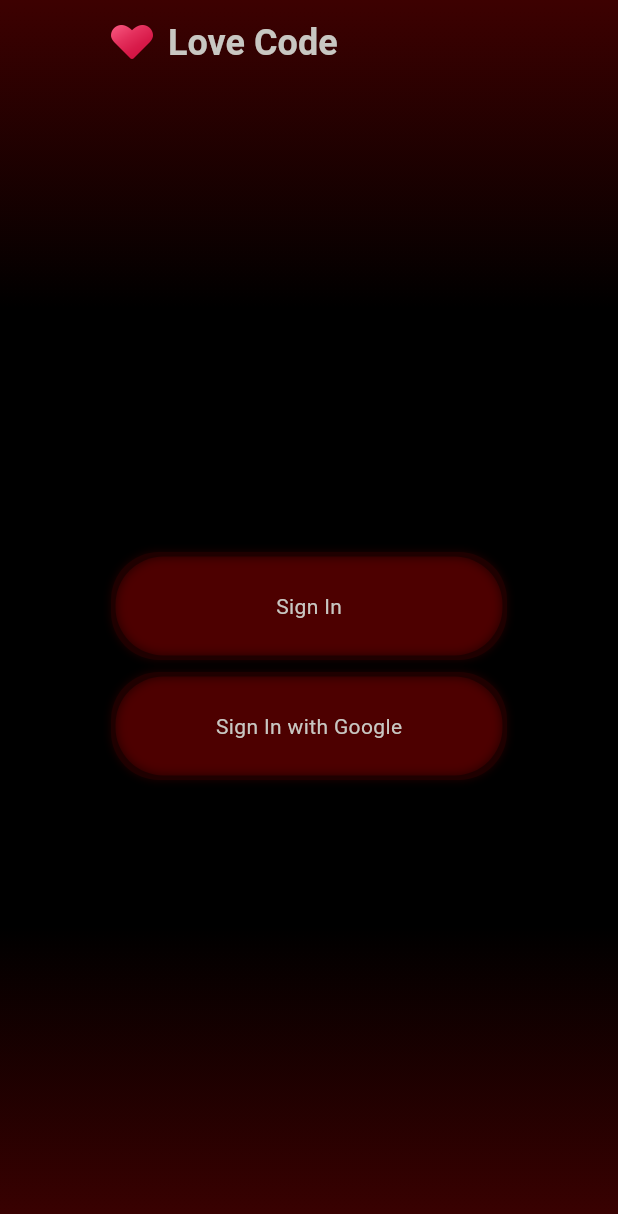
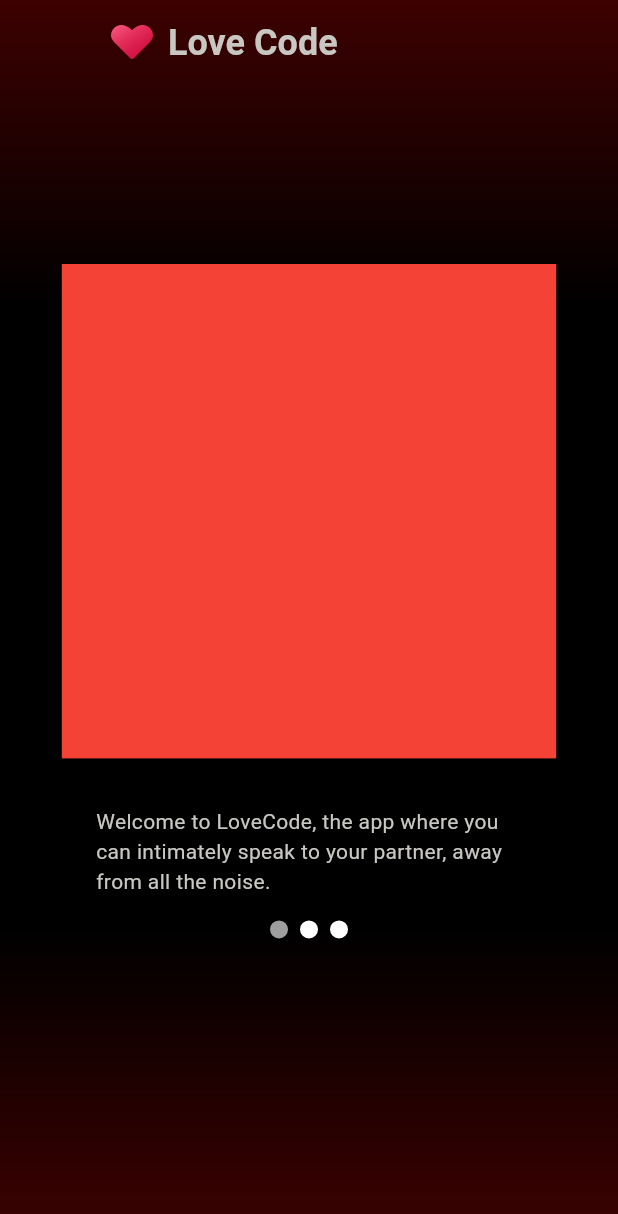
Before and after one commit to izako666/love-code, a Flutter app: the screen it shows after launch, on a phone screen of 412 x 824 dp. Shown: the top 1214 px of the screen. Run offline on Flutter 3.47's test engine with Material 3 defaults, Android fonts, the phone set to English and light mode, and no system bars; drawn by our look-alikes of page_view_dot_indicator; our stand-ins replace cloud_firestore, dartz, firebase_auth, firebase_core, flutter_screenutil, get and 3 more; accounts and stored records are empty; Roboto replaces fonts that are missing (PT Serif, Red Hat Text).

Commit message:
added on boarding

```diff
--- a/lib/navigation/routes.dart
+++ b/lib/navigation/routes.dart
@@ -3,6 +3,7 @@ import 'package:love_code/ui/chat/chats.dart';
 import 'package:love_code/ui/chat/home_loading.dart';
 import 'package:love_code/ui/chat/make_room.dart';
 import 'package:love_code/ui/entrance/auth_init.dart';
+import 'package:love_code/ui/entrance/on_boarding.dart';
 import 'package:love_code/ui/entrance/sign_in.dart';
 import 'package:love_code/ui/entrance/sign_up.dart';
 import 'package:love_code/ui/entrance/splash_screen.dart';
@@ -10,6 +11,8 @@ import 'package:love_code/ui/entrance/splash_screen.dart';
 class AppRoutes {
   static List<GetPage> pages = [
     GetPage(name: RouteConstants.splash, page: () => const SplashScreen()),
+    GetPage(
+        name: RouteConstants.onBoarding, page: () => const OnboardingScreen()),
     GetPage(
         name: RouteConstants.authInit,
         page: () => const AuthInitScreen(),
@@ -37,4 +40,5 @@ class RouteConstants {
   static const authInit = '/auth_init';
   static const signIn = '/sign_in';
   static const signUpEmail = '/sign_up_email';
+  static const onBoarding = '/on_boarding';
 }
--- a/lib/portable_api/local_data/local_data.dart
+++ b/lib/portable_api/local_data/local_data.dart
@@ -21,7 +21,8 @@ class LocalDataHandler {
     }
   }
 
-  static dynamic readData(String key) {
-    return prefs.get(key);
+  static T readData<T>(String key, T def) {
+    Object? value = prefs.get(key);
+    return value != null ? (value as T) : def;
   }
 }
--- /dev/null
+++ b/lib/state_management/onboarding_controller.dart
@@ -0,0 +1,14 @@
+import 'package:get/get.dart';
+import 'package:love_code/portable_api/local_data/local_data.dart';
+
+class OnboardingController extends GetxController {
+  RxInt currentPage = 0.obs;
+  RxBool seenOnboarding = false.obs;
+  @override
+  void onInit() {
+    seenOnboarding.value =
+        LocalDataHandler.readData<bool>('on_boarding', false);
+
+    super.onInit();
+  }
+}
--- /dev/null
+++ b/lib/ui/entrance/on_boarding.dart
@@ -0,0 +1,102 @@
+import 'package:flutter/material.dart';
+import 'package:flutter_screenutil/flutter_screenutil.dart';
+import 'package:get/route_manager.dart';
+import 'package:love_code/navigation/routes.dart';
+import 'package:love_code/portable_api/local_data/local_data.dart';
+import 'package:love_code/ui/util/lc_app_bar.dart';
+import 'package:love_code/ui/util/lc_button.dart';
+import 'package:love_code/ui/util/lc_scaffold.dart';
+import 'package:page_view_dot_indicator/page_view_dot_indicator.dart';
+
+class OnboardingScreen extends StatefulWidget {
+  const OnboardingScreen({super.key});
+
+  @override
+  State<OnboardingScreen> createState() => _OnboardingScreenState();
+}
+
+class _OnboardingScreenState extends State<OnboardingScreen> {
+  List<Widget> images = List.empty(growable: true);
+  List<Widget> text = List.empty(growable: true);
+  late int selectedPage;
+  late final PageController _pageController;
+  @override
+  void initState() {
+    super.initState();
+    images = [
+      Container(color: Colors.red, width: 0.8.sw, height: 0.4.sh),
+      Container(color: Colors.red, width: 0.8.sw, height: 0.4.sh),
+      Container(color: Colors.red, width: 0.8.sw, height: 0.4.sh),
+    ];
+    text = const [
+      Text(
+          'Welcome to LoveCode, the app where you can intimately speak to your partner, away from all the noise.'),
+      Text(
+          'Here you can chat normally, or use fun commands to spice up the conversation.'),
+      Text('The options are endless, are you ready? Click on Go!')
+    ];
+    selectedPage = 0;
+    _pageController = PageController(initialPage: selectedPage);
+  }
+
+  @override
+  Widget build(BuildContext context) {
+    return LcScaffold(
+        extendBodyBehindAppBar: true,
+        appBar: LcAppBar(
+          automaticallyImplyLeading: false,
+        ),
+        body: PageView.builder(
+            itemCount: 3,
+            controller: _pageController,
+            onPageChanged: (index) {
+              selectedPage = index;
+              setState(() {});
+            },
+            itemBuilder: (ctx, index) {
+              return Column(
+                children: [
+                  SizedBox(height: kToolbarHeight * 2),
+                  images[index],
+                  SizedBox(
+                    height: 32,
+                  ),
+                  Padding(
+                      padding: EdgeInsets.symmetric(horizontal: 64),
+                      child: text[index]),
+                  SizedBox(
+                    height: 16,
+                  ),
+                  Padding(
+                    padding: const EdgeInsets.symmetric(horizontal: 24),
+                    child: PageViewDotIndicator(
+                      currentItem: selectedPage,
+                      count: 3,
+                      unselectedColor: Colors.white,
+                      selectedColor: Colors.grey,
+                      duration: const Duration(milliseconds: 200),
+                      boxShape: BoxShape.circle,
+                      onItemClicked: (index) {
+                        _pageController.animateToPage(
+                          index,
+                          duration: const Duration(milliseconds: 200),
+                          curve: Curves.easeInOut,
+                        );
+                      },
+                    ),
+                  ),
+                  if (index == 2) ...[
+                    SizedBox(height: 16),
+                    LcButton(
+                      text: 'Go',
+                      onPressed: () {
+                        LocalDataHandler.addData('on_boarding', true);
+                        Get.toNamed(RouteConstants.authInit);
+                      },
+                    )
+                  ]
+                ],
+              );
+            }));
+  }
+}
--- a/lib/ui/entrance/splash_screen.dart
+++ b/lib/ui/entrance/splash_screen.dart
@@ -6,6 +6,7 @@ import 'package:love_code/localization.dart';
 import 'package:love_code/navigation/routes.dart';
 import 'package:love_code/portable_api/local_data/local_data.dart';
 import 'package:love_code/resources.dart';
+import 'package:love_code/state_management/onboarding_controller.dart';
 import 'package:love_code/state_management/splash_controller.dart';
 import 'package:love_code/ui/helper/ui_helper.dart';
 import 'package:love_code/ui/theme.dart';
@@ -32,12 +33,17 @@ class _SplashScreenState extends State<SplashScreen> {
   Future<void> setupApp() async {
     //loading stuff
     await LocalDataHandler.initDataHandler();
+    OnboardingController onboardingController =
+        Get.put<OnboardingController>(OnboardingController());
     Future.delayed(const Duration(seconds: 2), () {
       loading = false;
 
       setState(() {});
-
-      Get.toNamed(RouteConstants.authInit);
+      if (!onboardingController.seenOnboarding.value) {
+        Get.toNamed(RouteConstants.onBoarding);
+      } else {
+        Get.toNamed(RouteConstants.authInit);
+      }
       Get.find<SplashController>().loading.value = false;
     });
   }
--- a/pubspec.yaml
+++ b/pubspec.yaml
@@ -44,6 +44,7 @@ dependencies:
   dartz: ^0.10.1
   popover: ^0.3.0+1
   shared_preferences: ^2.2.3
+  page_view_dot_indicator: ^2.3.0
 dev_dependencies:
   flutter_test:
     sdk: flutter
```
Also changed, not shown: pubspec.lock.
